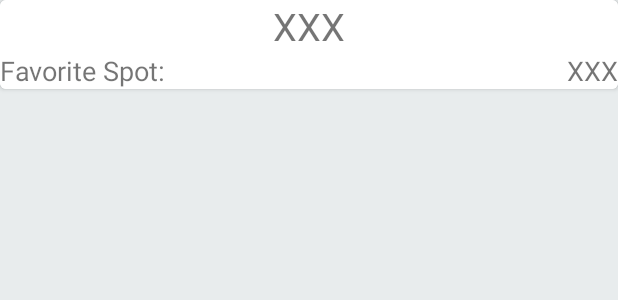
After one commit to jegriffi/SurfCheater, an Android app: the layout fragment_dashboard.xml on its own in the app's theme, with its tools: preview values and no code run, on a phone screen of 412 x 824 dp. The commit adds this screen. Shown: the top 300 px of the screen. Run offline under Robolectric (Android 15) with nearby library versions, the phone set to English and light mode, and no system bars.

Commit message:
started dashboard activity

```diff
--- a/app/build.gradle
+++ b/app/build.gradle
@@ -24,4 +24,5 @@ dependencies {
     compile 'com.android.support:appcompat-v7:23.0.0'
     compile 'com.android.support:cardview-v7:23.0.0'
     compile 'com.android.support:recyclerview-v7:23.0.0'
+    compile 'com.jakewharton:butterknife:7.0.1'
 }
--- /dev/null
+++ b/app/src/main/java/griffintech/org/surfercheater/Fragments/DashboardFragment.java
@@ -0,0 +1,31 @@
+package griffintech.org.surfercheater.Fragments;
+
+import android.os.Bundle;
+import android.support.annotation.Nullable;
+import android.support.v4.app.Fragment;
+import android.view.LayoutInflater;
+import android.view.View;
+import android.view.ViewGroup;
+
+/**
+ * Created by James on 9/17/2015.
+ */
+public class DashboardFragment extends Fragment {
+
+
+    @Override
+    public void onActivityCreated(@Nullable Bundle savedInstanceState) {
+        super.onActivityCreated(savedInstanceState);
+    }
+
+    @Nullable
+    @Override
+    public View onCreateView(LayoutInflater inflater, @Nullable ViewGroup container, @Nullable Bundle savedInstanceState) {
+        super.onCreateView(inflater, container, savedInstanceState);
+
+        ViewGroup rootView = null;
+//        ViewGroup rootView = (ViewGroup) inflater.inflate(R.id.fragment_dashboard, container, false);
+//        ButterKnife.bind(this, rootView);
+        return rootView;
+    }
+}
--- /dev/null
+++ b/app/src/main/res/layout/fragment_dashboard.xml
@@ -0,0 +1,18 @@
+<?xml version="1.0" encoding="utf-8"?>
+<RelativeLayout
+    xmlns:android="http://schemas.android.com/apk/res/android"
+    android:layout_width="match_parent"
+    android:layout_height="match_parent"
+    android:background="@color/very_light_grey_background">
+
+    <android.support.v7.widget.CardView
+        xmlns:card_view="http://schemas.android.com/apk/res-auto"
+        android:layout_width="wrap_content"
+        android:layout_height="wrap_content"
+        card_view:cardCornerRadius="4dp">
+
+        <include layout="@layout/layout_favorite_spot_dashboard_card"/>
+
+    </android.support.v7.widget.CardView>
+
+</RelativeLayout>
--- /dev/null
+++ b/app/src/main/res/layout/layout_favorite_spot_dashboard_card.xml
@@ -0,0 +1,45 @@
+<?xml version="1.0" encoding="utf-8"?>
+<LinearLayout
+    xmlns:android="http://schemas.android.com/apk/res/android"
+    android:layout_width="match_parent"
+    android:layout_height="match_parent"
+    android:background="@color/white"
+    android:orientation="vertical">
+
+    <TextView
+        android:id="@+id/tv_favorite_spot_title"
+        android:layout_width="match_parent"
+        android:layout_height="wrap_content"
+        android:gravity="center"
+        android:text="@string/placeholder"
+        android:textSize="25sp"/>
+
+    <RelativeLayout
+        android:layout_width="match_parent"
+        android:layout_height="wrap_content"
+        android:layout_gravity="center_horizontal">
+
+        <TextView
+            android:layout_width="match_parent"
+            android:layout_height="wrap_content"
+            android:text="@string/favorite_spot_location_title"
+            android:gravity="start"
+            android:textSize="18sp"/>
+
+        <TextView
+            android:id="@+id/favorite_spot_location"
+            android:layout_width="match_parent"
+            android:layout_height="wrap_content"
+            android:gravity="end"
+            android:text="@string/placeholder"
+            android:textSize="18sp"/>
+    </RelativeLayout>
+
+    <RelativeLayout android:layout_width="match_parent"
+                    android:layout_height="wrap_content">
+
+
+    </RelativeLayout>
+
+
+</LinearLayout>
--- a/app/src/main/res/values/colors.xml
+++ b/app/src/main/res/values/colors.xml
@@ -6,5 +6,9 @@
     <color name="surf_grade_poor_to_fair">#168FF2</color>
     <color name="surf_grade_fair_to_good">#3BE625</color>
 
+    <!-- background colors -->
+    <color name="very_light_grey_background">#E8ECED</color>
+    <color name="white">#FFFFFF</color>
+
 
 </resources>
--- a/app/src/main/res/values/strings.xml
+++ b/app/src/main/res/values/strings.xml
@@ -4,4 +4,8 @@
     <string name="placeholder">XXX</string>
     <string name="current_surf_title">Current Surf Height</string>
     <string name="action_settings">Settings</string>
+
+
+    <!-- favorite spot dashboard card -->
+    <string name="favorite_spot_location_title">Favorite Spot:</string>
 </resources>
```
Also changed, not shown: 1 other file.
